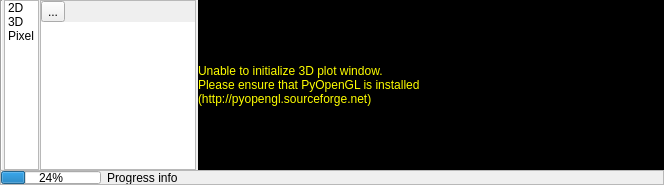
Before: the Qt Designer form timeseriesviewer/ui/profileviewdock.ui in jakimowb/eo-time-series-viewer, drawn with Qt 5.
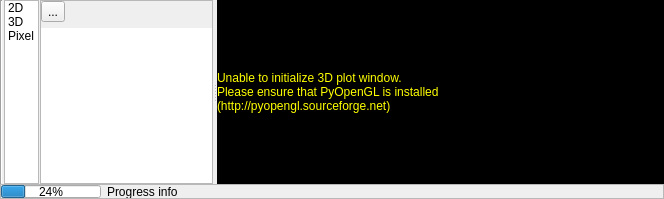
After: the same form once the commit is applied. The open tabs and pages were chosen to show the change. Icons and pictures are not drawn. Custom widgets are drawn as their Qt base class.

What changed in the file:
```diff
--- a/timeseriesviewer/ui/profileviewdock.ui
+++ b/timeseriesviewer/ui/profileviewdock.ui
@@ -7,7 +7,7 @@
     <x>0</x>
     <y>0</y>
     <width>664</width>
-    <height>185</height>
+    <height>199</height>
    </rect>
   </property>
   <property name="features">
@@ -51,6 +51,9 @@
        </item>
        <item>
         <widget class="QListWidget" name="listWidget">
+         <property name="enabled">
+          <bool>true</bool>
+         </property>
          <property name="maximumSize">
           <size>
            <width>35</width>
@@ -248,13 +251,16 @@
          </widget>
          <widget class="QWidget" name="page3D">
           <layout class="QHBoxLayout" name="horizontalLayout_4">
-           <property name="spacing">
-            <number>2</number>
-           </property>
            <property name="margin">
             <number>0</number>
            </property>
            <item>
+            <layout class="QVBoxLayout" name="verticalLayout_6">
+             <item>
+              <widget class="QSplitter" name="splitter_2">
+               <property name="orientation">
+                <enum>Qt::Horizontal</enum>
+               </property>
             <widget class="QFrame" name="frameSettings3D">
              <property name="sizePolicy">
               <sizepolicy hsizetype="Preferred" vsizetype="Preferred">
@@ -275,9 +281,6 @@
               <enum>QFrame::Sunken</enum>
              </property>
              <layout class="QVBoxLayout" name="verticalLayout_5">
-              <property name="spacing">
-               <number>0</number>
-              </property>
               <property name="margin">
                <number>0</number>
               </property>
@@ -325,7 +328,7 @@
                 </property>
                 <property name="minimumSize">
                  <size>
-                  <width>150</width>
+                     <width>0</width>
                   <height>0</height>
                  </size>
                 </property>
@@ -336,8 +339,6 @@
               </item>
              </layout>
             </widget>
-           </item>
-           <item>
             <widget class="QLabel" name="labelDummy3D">
              <property name="sizePolicy">
               <sizepolicy hsizetype="Preferred" vsizetype="Preferred">
@@ -363,6 +364,9 @@
               <bool>true</bool>
              </property>
             </widget>
+              </widget>
+             </item>
+            </layout>
            </item>
           </layout>
          </widget>
```
Left out of the diff: 4 changed lines with no effect on the pictures. Lines whose indentation alone changed are shown as unchanged.
